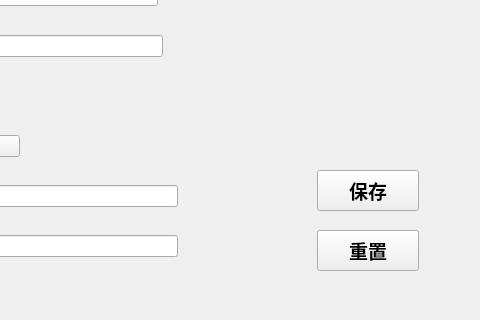
Old version of the form User/MyUserWidget_ui.ui in the repository AugetyVolta/BUAA-Python-2023; both pictures show x 552 to 1032 and y 345 to 665 of the 1032 by 665 pixel window.
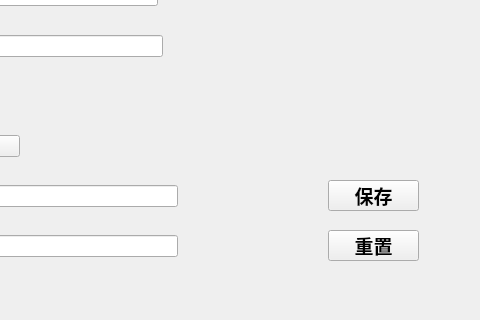
New version of the form. Custom widgets are drawn as their Qt base class.

Commit message: feat(UserWidget):修改按钮大小

Patch:
```diff
--- a/User/MyUserWidget_ui.ui
+++ b/User/MyUserWidget_ui.ui
@@ -1020,10 +1020,10 @@
        <widget class="PushButton" name="PushButton">
         <property name="geometry">
          <rect>
-          <x>530</x>
-          <y>220</y>
-          <width>102</width>
-          <height>41</height>
+          <x>541</x>
+          <y>230</y>
+          <width>91</width>
+          <height>31</height>
          </rect>
         </property>
         <property name="font">
@@ -1040,10 +1040,10 @@
        <widget class="PushButton" name="PushButton_2">
         <property name="geometry">
          <rect>
-          <x>530</x>
+          <x>541</x>
           <y>280</y>
-          <width>102</width>
-          <height>41</height>
+          <width>91</width>
+          <height>31</height>
          </rect>
         </property>
         <property name="font">
```
The commit also changes 1 other file.
